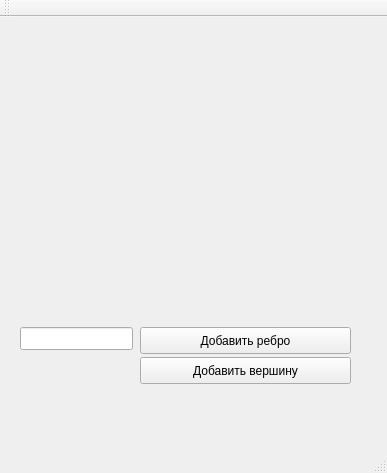
SnosMe/kursova, file graphedit/mainwindow.ui: the form before one commit.
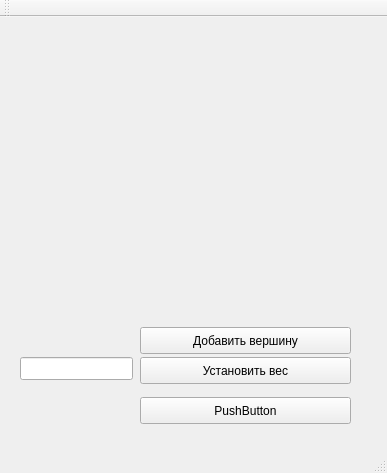
The form after the commit. Custom widgets are drawn as their Qt base class.

What changed in the file:
```diff
--- a/graphedit/mainwindow.ui
+++ b/graphedit/mainwindow.ui
@@ -18,7 +18,7 @@
     <property name="geometry">
      <rect>
       <x>140</x>
-      <y>340</y>
+      <y>310</y>
       <width>211</width>
       <height>27</height>
      </rect>
@@ -41,25 +41,38 @@
     <property name="geometry">
      <rect>
       <x>140</x>
-      <y>310</y>
+      <y>340</y>
       <width>211</width>
       <height>27</height>
      </rect>
     </property>
     <property name="text">
-     <string>Добавить ребро</string>
+     <string>Установить вес</string>
     </property>
    </widget>
    <widget class="QLineEdit" name="lineEdit">
     <property name="geometry">
      <rect>
       <x>20</x>
-      <y>310</y>
+      <y>340</y>
       <width>113</width>
       <height>23</height>
      </rect>
     </property>
    </widget>
+   <widget class="QPushButton" name="pushButton_3">
+    <property name="geometry">
+     <rect>
+      <x>140</x>
+      <y>380</y>
+      <width>211</width>
+      <height>27</height>
+     </rect>
+    </property>
+    <property name="text">
+     <string>PushButton</string>
+    </property>
+   </widget>
   </widget>
   <widget class="QMenuBar" name="menuBar">
    <property name="geometry">
```
Left out of the diff: 4 changed lines with no effect on the pictures.
